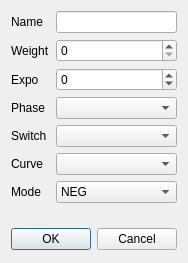
This is src/expodialog.ui in roberto1903/companion9x as Qt 5 draws it before an edit. The edited form follows.
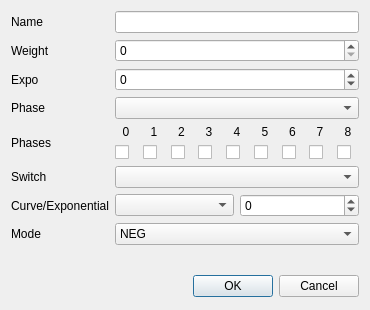
This is the edited form. Icons and pictures are not drawn.

Commit message: Partial commit for new expo dialog

```diff
--- a/src/expodialog.ui
+++ b/src/expodialog.ui
@@ -6,8 +6,8 @@
    <rect>
     <x>0</x>
     <y>0</y>
-    <width>178</width>
-    <height>263</height>
+    <width>370</width>
+    <height>310</height>
    </rect>
   </property>
   <property name="sizePolicy">
@@ -29,7 +29,21 @@
    <iconset resource="companion9x.qrc">
     <normaloff>:/icon.png</normaloff>:/icon.png</iconset>
   </property>
-  <layout class="QGridLayout" name="gridLayout">
+  <layout class="QGridLayout" name="gridLayout" columnstretch="0,0">
+   <item row="0" column="0">
+    <widget class="QLabel" name="label_name">
+     <property name="text">
+      <string>Name</string>
+     </property>
+    </widget>
+   </item>
+   <item row="0" column="1">
+    <widget class="QLineEdit" name="expoName">
+     <property name="maxLength">
+      <number>6</number>
+     </property>
+    </widget>
+   </item>
    <item row="1" column="0">
     <widget class="QLabel" name="label_3">
      <property name="text">
@@ -37,7 +51,36 @@
      </property>
     </widget>
    </item>
-   <item row="2" column="1" colspan="3">
+   <item row="1" column="1">
+    <widget class="QSpinBox" name="weightSB">
+     <property name="sizePolicy">
+      <sizepolicy hsizetype="Minimum" vsizetype="Fixed">
+       <horstretch>0</horstretch>
+       <verstretch>0</verstretch>
+      </sizepolicy>
+     </property>
+     <property name="whatsThis">
+      <string>The value of the weight</string>
+     </property>
+     <property name="alignment">
+      <set>Qt::AlignLeading|Qt::AlignLeft|Qt::AlignVCenter</set>
+     </property>
+     <property name="minimum">
+      <number>0</number>
+     </property>
+     <property name="maximum">
+      <number>100</number>
+     </property>
+    </widget>
+   </item>
+   <item row="2" column="0">
+    <widget class="QLabel" name="label_2">
+     <property name="text">
+      <string>Expo</string>
+     </property>
+    </widget>
+   </item>
+   <item row="2" column="1">
     <widget class="QSpinBox" name="expoSB">
      <property name="sizePolicy">
       <sizepolicy hsizetype="Minimum" vsizetype="Fixed">
@@ -63,64 +106,6 @@
      </property>
     </widget>
    </item>
-   <item row="7" column="0">
-    <widget class="QLabel" name="label_9">
-     <property name="text">
-      <string>Mode</string>
-     </property>
-    </widget>
-   </item>
-   <item row="5" column="0">
-    <widget class="QLabel" name="label_curves">
-     <property name="text">
-      <string>Curve</string>
-     </property>
-    </widget>
-   </item>
-   <item row="4" column="1" colspan="3">
-    <widget class="QComboBox" name="switchesCB">
-     <property name="whatsThis">
-      <string>Switch used by the expo.
-If blank then the expo is considered to be &quot;ON&quot; all the time.</string>
-     </property>
-    </widget>
-   </item>
-   <item row="1" column="1" colspan="3">
-    <widget class="QSpinBox" name="weightSB">
-     <property name="sizePolicy">
-      <sizepolicy hsizetype="Minimum" vsizetype="Fixed">
-       <horstretch>0</horstretch>
-       <verstretch>0</verstretch>
-      </sizepolicy>
-     </property>
-     <property name="whatsThis">
-      <string>The value of the weight</string>
-     </property>
-     <property name="alignment">
-      <set>Qt::AlignLeading|Qt::AlignLeft|Qt::AlignVCenter</set>
-     </property>
-     <property name="minimum">
-      <number>0</number>
-     </property>
-     <property name="maximum">
-      <number>100</number>
-     </property>
-    </widget>
-   </item>
-   <item row="3" column="1" colspan="3">
-    <widget class="QComboBox" name="phasesCB">
-     <property name="whatsThis">
-      <string>Phase used by the expo.</string>
-     </property>
-    </widget>
-   </item>
-   <item row="2" column="0">
-    <widget class="QLabel" name="label_2">
-     <property name="text">
-      <string>Expo</string>
-     </property>
-    </widget>
-   </item>
    <item row="3" column="0">
     <widget class="QLabel" name="label_phases">
      <property name="text">
@@ -128,14 +113,21 @@
      </property>
     </widget>
    </item>
+   <item row="3" column="1">
+    <widget class="QComboBox" name="phasesCB">
+     <property name="whatsThis">
+      <string>Phase used by the expo.</string>
+     </property>
+    </widget>
+   </item>
    <item row="4" column="0">
-    <widget class="QLabel" name="label_7">
+    <widget class="QLabel" name="label">
      <property name="text">
-      <string>Switch</string>
+      <string>Phases</string>
      </property>
     </widget>
    </item>
-   <item row="9" column="0" colspan="4">
+   <item row="9" column="0" colspan="2">
     <widget class="QDialogButtonBox" name="buttonBox">
      <property name="minimumSize">
       <size>
@@ -151,26 +143,186 @@
      </property>
     </widget>
    </item>
-   <item row="7" column="1" colspan="3">
-    <widget class="QComboBox" name="modeCB">
-     <item>
-      <property name="text">
-       <string>NEG</string>
-      </property>
+   <item row="4" column="1">
+    <layout class="QGridLayout" name="gridLayout_4">
+     <item row="0" column="0">
+      <widget class="QLabel" name="lb_FP0">
+       <property name="text">
+        <string>0</string>
+       </property>
+       <property name="alignment">
+        <set>Qt::AlignCenter</set>
+       </property>
+      </widget>
      </item>
-     <item>
-      <property name="text">
-       <string>POS</string>
-      </property>
+     <item row="0" column="1">
+      <widget class="QLabel" name="lb_FP1">
+       <property name="text">
+        <string>1</string>
+       </property>
+       <property name="alignment">
+        <set>Qt::AlignCenter</set>
+       </property>
+      </widget>
      </item>
-     <item>
-      <property name="text">
-       <string>ALL</string>
-      </property>
+     <item row="0" column="2">
+      <widget class="QLabel" name="lb_FP2">
+       <property name="text">
+        <string>2</string>
+       </property>
+       <property name="alignment">
+        <set>Qt::AlignCenter</set>
+       </property>
+      </widget>
      </item>
+     <item row="0" column="3">
+      <widget class="QLabel" name="lb_FP3">
+       <property name="text">
+        <string>3</string>
+       </property>
+       <property name="alignment">
+        <set>Qt::AlignCenter</set>
+       </property>
+      </widget>
+     </item>
+     <item row="0" column="4">
+      <widget class="QLabel" name="lb_FP4">
+       <property name="text">
+        <string>4</string>
+       </property>
+       <property name="alignment">
+        <set>Qt::AlignCenter</set>
+       </property>
+      </widget>
+     </item>
+     <item row="0" column="5">
+      <widget class="QLabel" name="lb_FP5">
+       <property name="text">
+        <string>5</string>
+       </property>
+       <property name="alignment">
+        <set>Qt::AlignCenter</set>
+       </property>
+      </widget>
+     </item>
+     <item row="0" column="6">
+      <widget class="QLabel" name="lb_FP6">
+       <property name="text">
+        <string>6</string>
+       </property>
+       <property name="alignment">
+        <set>Qt::AlignCenter</set>
+       </property>
+      </widget>
+     </item>
+     <item row="0" column="7">
+      <widget class="QLabel" name="lb_FP7">
+       <property name="text">
+        <string>7</string>
+       </property>
+       <property name="alignment">
+        <set>Qt::AlignCenter</set>
+       </property>
+      </widget>
+     </item>
+     <item row="0" column="8">
+      <widget class="QLabel" name="lb_FP8">
+       <property name="text">
+        <string>8</string>
+       </property>
+       <property name="alignment">
+        <set>Qt::AlignCenter</set>
+       </property>
+      </widget>
+     </item>
+     <item row="1" column="0">
+      <widget class="QCheckBox" name="cb_FP0">
+       <property name="text">
+        <string/>
+       </property>
+      </widget>
+     </item>
+     <item row="1" column="1">
+      <widget class="QCheckBox" name="cb_FP1">
+       <property name="text">
+        <string/>
+       </property>
+      </widget>
+     </item>
+     <item row="1" column="2">
+      <widget class="QCheckBox" name="cb_FP2">
+       <property name="text">
+        <string/>
+       </property>
+      </widget>
+     </item>
+     <item row="1" column="3">
+      <widget class="QCheckBox" name="cb_FP3">
+       <property name="text">
+        <string/>
+       </property>
+      </widget>
+     </item>
+     <item row="1" column="4">
+      <widget class="QCheckBox" name="cb_FP4">
+       <property name="text">
+        <string/>
+       </property>
+      </widget>
+     </item>
+     <item row="1" column="5">
+      <widget class="QCheckBox" name="cb_FP5">
+       <property name="text">
+        <string/>
+       </property>
+      </widget>
+     </item>
+     <item row="1" column="6">
+      <widget class="QCheckBox" name="cb_FP6">
+       <property name="text">
+        <string/>
+       </property>
+      </widget>
+     </item>
+     <item row="1" column="7">
+      <widget class="QCheckBox" name="cb_FP7">
+       <property name="text">
+        <string/>
+       </property>
+      </widget>
+     </item>
+     <item row="1" column="8">
+      <widget class="QCheckBox" name="cb_FP8">
+       <property name="text">
+        <string/>
+       </property>
+      </widget>
+     </item>
+    </layout>
+   </item>
+   <item row="5" column="0">
+    <widget class="QLabel" name="label_7">
+     <property name="text">
+      <string>Switch</string>
+     </property>
     </widget>
    </item>
-   <item row="8" column="0" colspan="4">
+   <item row="5" column="1">
+    <widget class="QComboBox" name="switchesCB">
+     <property name="whatsThis">
+      <string>Switch used by the expo.
+If blank then the expo is considered to be &quot;ON&quot; all the time.</string>
+     </property>
+    </widget>
+   </item>
+   <item row="6" column="0">
+    <widget class="QLabel" name="label_curves">
+     <property name="text">
+      <string>Curve/Exponential</string>
+     </property>
+    </widget>
+   </item>
+   <item row="8" column="0" colspan="2">
     <spacer name="verticalSpacer">
      <property name="orientation">
       <enum>Qt::Vertical</enum>
@@ -183,25 +335,54 @@
      </property>
     </spacer>
    </item>
-   <item row="5" column="1" colspan="3">
-    <widget class="QComboBox" name="curvesCB">
-     <property name="whatsThis">
-      <string>The curve used by the expo</string>
-     </property>
-    </widget>
+   <item row="6" column="1">
+    <layout class="QHBoxLayout" name="horizontalLayout">
+     <item>
+      <widget class="QComboBox" name="curvesCB">
+       <property name="whatsThis">
+        <string>The curve used by the mix</string>
+       </property>
+      </widget>
+     </item>
+     <item>
+      <widget class="QSpinBox" name="ExpoSB">
+       <property name="minimum">
+        <number>-100</number>
+       </property>
+       <property name="maximum">
+        <number>100</number>
+       </property>
+       <property name="singleStep">
+        <number>2</number>
+       </property>
+      </widget>
+     </item>
+    </layout>
    </item>
-   <item row="0" column="0">
-    <widget class="QLabel" name="label_name">
+   <item row="7" column="0">
+    <widget class="QLabel" name="label_9">
      <property name="text">
-      <string>Name</string>
+      <string>Mode</string>
      </property>
     </widget>
    </item>
-   <item row="0" column="1" colspan="3">
-    <widget class="QLineEdit" name="expoName">
-     <property name="maxLength">
-      <number>6</number>
-     </property>
+   <item row="7" column="1">
+    <widget class="QComboBox" name="modeCB">
+     <item>
+      <property name="text">
+       <string>NEG</string>
+      </property>
+     </item>
+     <item>
+      <property name="text">
+       <string>POS</string>
+      </property>
+     </item>
+     <item>
+      <property name="text">
+       <string>ALL</string>
+      </property>
+     </item>
     </widget>
    </item>
   </layout>
```
The commit also changes 4 other files.
